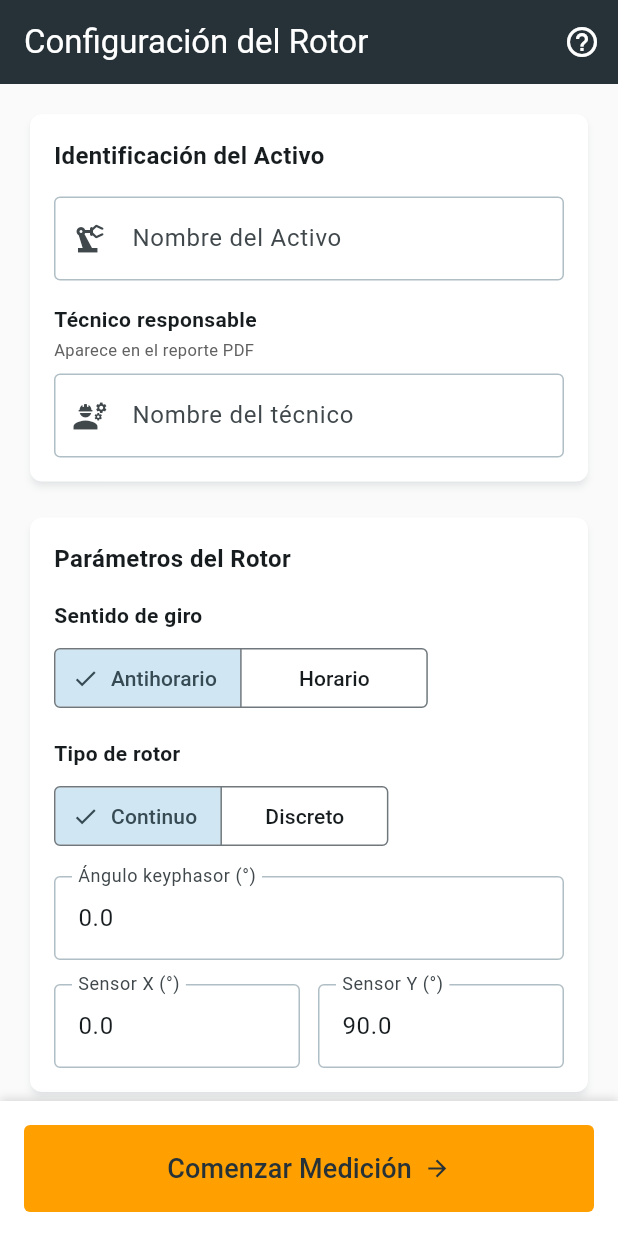
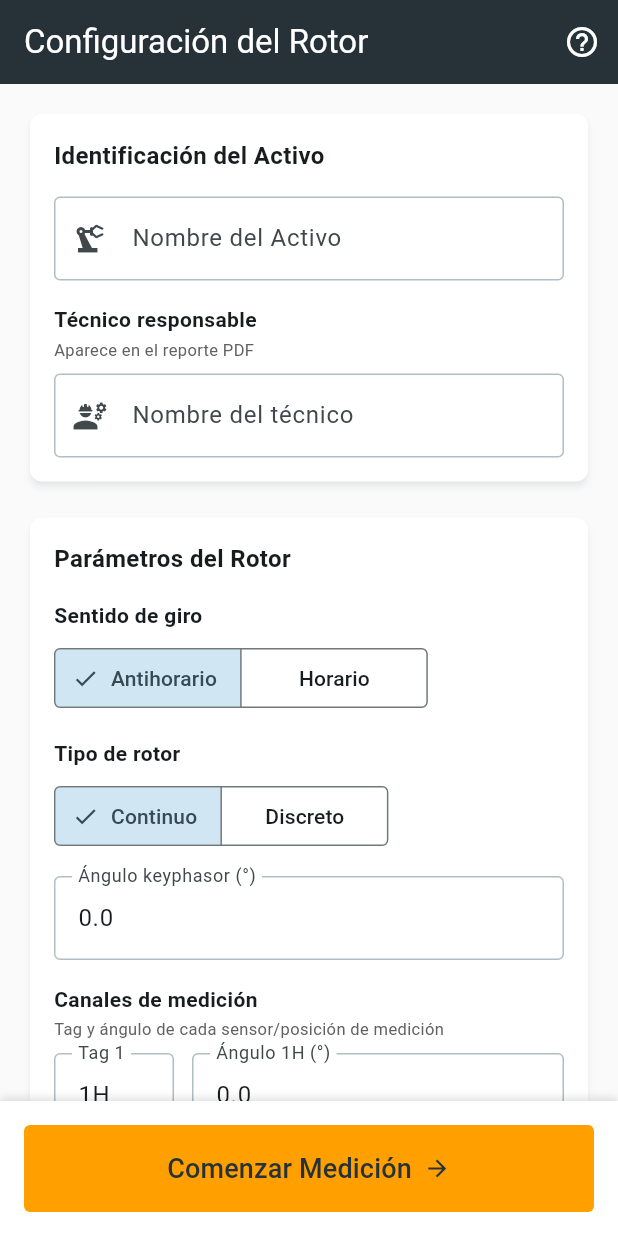
Before and after one commit to a8abhinav02-lgtm/balanceo_app, a Flutter app: the screen it shows after launch, on a phone screen of 412 x 824 dp. Run offline on Flutter 3.47's test engine with Material 3 defaults, Android fonts, the phone set to English and light mode, and no system bars; our stand-ins replace flutter_markdown, pdf, printing, share_plus, shared_preferences; missing offline and left inert: file_saver; project files that could hold a hidden picture were left out.

Commit message:
feat: introduce CanalMedicion model with dynamic tags, migrate RotorConfig with backward compatibility

```diff
--- /dev/null
+++ b/lib/models/canal_medicion.dart
@@ -0,0 +1,56 @@
+/// Modelo de datos flexible para representar un canal/posición de medición.
+///
+/// Reemplaza los campos rígidos `sensorXAngulo`/`sensorYAngulo` del modelo
+/// anterior, permitiendo tags personalizables (ej: "1H", "2V", "DE-H")
+/// que se alinean con la nomenclatura estándar de campo (ISO 21940).
+class CanalMedicion {
+  /// Tag visible para el usuario. Editable libremente.
+  /// Ejemplos: "1H", "2H", "1V", "2V", "DE-H", "NDE-V".
+  String tag;
+
+  /// Ángulo físico de instalación del sensor respecto al eje vertical
+  /// del rotor, en grados (0° = horizontal, 90° = vertical).
+  double angulo;
+
+  /// Identificador del soporte/rodamiento físico (1 o 2).
+  int idSoporte;
+
+  /// Dirección de medición: "H" (horizontal), "V" (vertical),
+  /// "X" o "Y" (para sondas de proximidad).
+  String direccion;
+
+  CanalMedicion({
+    required this.tag,
+    this.angulo = 0,
+    this.idSoporte = 1,
+    this.direccion = 'H',
+  });
+
+  /// Crea una copia independiente del canal.
+  CanalMedicion copy() => CanalMedicion(
+    tag: tag,
+    angulo: angulo,
+    idSoporte: idSoporte,
+    direccion: direccion,
+  );
+
+  Map<String, dynamic> toJson() => {
+    'tag': tag,
+    'angulo': angulo,
+    'idSoporte': idSoporte,
+    'direccion': direccion,
+  };
+
+  factory CanalMedicion.fromJson(Map<String, dynamic> json) => CanalMedicion(
+    tag: json['tag'] as String? ?? '1H',
+    angulo: (json['angulo'] as num? ?? 0).toDouble(),
+    idSoporte: json['idSoporte'] as int? ?? 1,
+    direccion: json['direccion'] as String? ?? 'H',
+  );
+
+  /// Canales por defecto para un nuevo activo (2 soportes, horizontal).
+  static List<CanalMedicion> defaultCanales() => [
+    CanalMedicion(tag: '1H', angulo: 0, idSoporte: 1, direccion: 'H'),
+    CanalMedicion(tag: '2H', angulo: 0, idSoporte: 2, direccion: 'H'),
+  ];
+}
--- a/lib/models/rotor_config.dart
+++ b/lib/models/rotor_config.dart
@@ -1,3 +1,5 @@
+import 'canal_medicion.dart';
+
 enum SentidoGiro { horario, antihorario }
 enum TipoRotor { continuo, discreto }
 enum UnidadVibracion { micras, mils }
@@ -8,18 +10,30 @@ class RotorConfig {
   TipoRotor tipo;
   int numAlabes;
   double keyphasorAngulo;
-  double sensorXAngulo;
-  double sensorYAngulo;
+
+  /// Lista dinámica de canales de medición con tags editables.
+  /// Para el modo actual de 2 sensores, contiene exactamente 2 elementos.
+  List<CanalMedicion> canales;
+
   int numPlanos;
   double limiteVibracion;
 
-  // Nuevos campos para visualización avanzada
+  // Campos para visualización avanzada
   double anguloReferenciaAlabe1;
   bool numeracionHoraria;
   UnidadVibracion unidadVibracion;
 
   /// Nombre del técnico responsable del balanceo (para el reporte PDF).
   String tecnico;
+
+  // ── Getters de compatibilidad ──────────────────────────────────────────
+  // Permiten que el código existente (polar_plot, pdf_export, etc.) siga
+  // funcionando sin modificaciones inmediatas.
+  double get sensorXAngulo => canales.isNotEmpty ? canales[0].angulo : 0;
+  set sensorXAngulo(double v) { if (canales.isNotEmpty) canales[0].angulo = v; }
+
+  double get sensorYAngulo => canales.length > 1 ? canales[1].angulo : 90;
+  set sensorYAngulo(double v) { if (canales.length > 1) canales[1].angulo = v; }
 
   String get unidadStr => unidadVibracion == UnidadVibracion.micras ? 'µm' : 'mils';
 
@@ -29,15 +43,14 @@ class RotorConfig {
     this.tipo = TipoRotor.continuo,
     this.numAlabes = 0,
     this.keyphasorAngulo = 0,
-    this.sensorXAngulo = 0,
-    this.sensorYAngulo = 90,
+    List<CanalMedicion>? canales,
     this.numPlanos = 1,
     this.limiteVibracion = 50,
     this.anguloReferenciaAlabe1 = 0,
     this.numeracionHoraria = false,
     this.unidadVibracion = UnidadVibracion.micras,
     this.tecnico = '',
-  });
+  }) : canales = canales ?? CanalMedicion.defaultCanales();
 
   RotorConfig copyWith({
     String? nombreActivo,
@@ -45,8 +58,7 @@ class RotorConfig {
     TipoRotor? tipo,
     int? numAlabes,
     double? keyphasorAngulo,
-    double? sensorXAngulo,
-    double? sensorYAngulo,
+    List<CanalMedicion>? canales,
     int? numPlanos,
     double? limiteVibracion,
     double? anguloReferenciaAlabe1,
@@ -60,8 +72,7 @@ class RotorConfig {
       tipo: tipo ?? this.tipo,
       numAlabes: numAlabes ?? this.numAlabes,
       keyphasorAngulo: keyphasorAngulo ?? this.keyphasorAngulo,
-      sensorXAngulo: sensorXAngulo ?? this.sensorXAngulo,
-      sensorYAngulo: sensorYAngulo ?? this.sensorYAngulo,
+      canales: canales ?? this.canales.map((c) => c.copy()).toList(),
       numPlanos: numPlanos ?? this.numPlanos,
       limiteVibracion: limiteVibracion ?? this.limiteVibracion,
       anguloReferenciaAlabe1: anguloReferenciaAlabe1 ?? this.anguloReferenciaAlabe1,
@@ -80,8 +91,7 @@ class RotorConfig {
     'tipo': tipo.index,
     'numAlabes': numAlabes,
     'keyphasorAngulo': keyphasorAngulo,
-    'sensorXAngulo': sensorXAngulo,
-    'sensorYAngulo': sensorYAngulo,
+    'canales': canales.map((c) => c.toJson()).toList(),
     'numPlanos': numPlanos,
     'limiteVibracion': limiteVibracion,
     'anguloReferenciaAlabe1': anguloReferenciaAlabe1,
@@ -90,14 +100,35 @@ class RotorConfig {
     'tecnico': tecnico,
   };
 
-  factory RotorConfig.fromJson(Map<String, dynamic> json) => RotorConfig(
+  /// Deserialización con migración retrocompatible.
+  /// Si el JSON contiene los campos antiguos `sensorXAngulo`/`sensorYAngulo`
+  /// (de versiones anteriores), se construyen automáticamente los objetos
+  /// CanalMedicion equivalentes preservando los ángulos del usuario.
+  factory RotorConfig.fromJson(Map<String, dynamic> json) {
+    List<CanalMedicion> canales;
+
+    if (json.containsKey('canales') && json['canales'] is List) {
+      // Formato nuevo: lista de canales serializados
+      canales = (json['canales'] as List)
+          .map((e) => CanalMedicion.fromJson(e as Map<String, dynamic>))
+          .toList();
+    } else {
+      // Formato antiguo: migración automática de sensorXAngulo/sensorYAngulo
+      final anguloX = (json['sensorXAngulo'] as num? ?? 0).toDouble();
+      final anguloY = (json['sensorYAngulo'] as num? ?? 90).toDouble();
+      canales = [
+        CanalMedicion(tag: '1H', angulo: anguloX, idSoporte: 1, direccion: 'H'),
+        CanalMedicion(tag: '2H', angulo: anguloY, idSoporte: 2, direccion: 'H'),
+      ];
+    }
+
+    return RotorConfig(
       nombreActivo: json['nombreActivo'] as String? ?? 'Desconocido',
       sentido: SentidoGiro.values[json['sentido'] as int? ?? 1],
       tipo: TipoRotor.values[json['tipo'] as int? ?? 0],
       numAlabes: json['numAlabes'] as int? ?? 0,
       keyphasorAngulo: (json['keyphasorAngulo'] as num? ?? 0).toDouble(),
-    sensorXAngulo: (json['sensorXAngulo'] as num? ?? 0).toDouble(),
-    sensorYAngulo: (json['sensorYAngulo'] as num? ?? 90).toDouble(),
+      canales: canales,
       numPlanos: json['numPlanos'] as int? ?? 1,
       limiteVibracion: (json['limiteVibracion'] as num? ?? 50).toDouble(),
       anguloReferenciaAlabe1: (json['anguloReferenciaAlabe1'] as num? ?? 0).toDouble(),
@@ -106,3 +137,4 @@ class RotorConfig {
       tecnico: json['tecnico'] as String? ?? '',
     );
   }
+}
--- a/lib/screens/configuracion_screen.dart
+++ b/lib/screens/configuracion_screen.dart
@@ -2,6 +2,7 @@ import 'package:flutter/material.dart';
 import 'package:provider/provider.dart';
 import '../providers/balanceo_provider.dart';
 import '../models/rotor_config.dart';
+import '../models/canal_medicion.dart';
 import '../utils/formatters.dart';
 import 'guia_screen.dart';
 
@@ -22,8 +23,7 @@ class _ConfiguracionScreenState extends State<ConfiguracionScreen> {
   late TipoRotor _tipo;
   late int _numAlabes;
   late double _keyphasor;
-  late double _sensorX;
-  late double _sensorY;
+  late List<CanalMedicion> _canales;
   late int _numPlanos;
   late double _limiteVibracion;
 
@@ -42,8 +42,8 @@ class _ConfiguracionScreenState extends State<ConfiguracionScreen> {
     _tipo = provider.config?.tipo ?? TipoRotor.continuo;
     _numAlabes = provider.config?.numAlabes ?? 0;
     _keyphasor = provider.config?.keyphasorAngulo ?? 0;
-    _sensorX = provider.config?.sensorXAngulo ?? 0;
-    _sensorY = provider.config?.sensorYAngulo ?? 90;
+    _canales = provider.config?.canales.map((c) => c.copy()).toList()
+        ?? CanalMedicion.defaultCanales();
     _numPlanos = provider.config?.numPlanos ?? 1;
     _limiteVibracion = provider.config?.limiteVibracion ?? 50;
     _anguloAlabe1 = provider.config?.anguloReferenciaAlabe1 ?? 0;
@@ -68,8 +68,7 @@ class _ConfiguracionScreenState extends State<ConfiguracionScreen> {
           _tipo = provider.config!.tipo;
           _numAlabes = provider.config!.numAlabes;
           _keyphasor = provider.config!.keyphasorAngulo;
-          _sensorX = provider.config!.sensorXAngulo;
-          _sensorY = provider.config!.sensorYAngulo;
+          _canales = provider.config!.canales.map((c) => c.copy()).toList();
           _numPlanos = provider.config!.numPlanos;
           _limiteVibracion = provider.config!.limiteVibracion;
           _anguloAlabe1 = provider.config!.anguloReferenciaAlabe1;
@@ -263,31 +262,40 @@ class _ConfiguracionScreenState extends State<ConfiguracionScreen> {
                     ),
                     const SizedBox(height: 16),
 
-                    Row(
+                    const Text('Canales de medición', style: TextStyle(fontWeight: FontWeight.bold)),
+                    const SizedBox(height: 2),
+                    const Text('Tag y ángulo de cada sensor/posición de medición', style: TextStyle(fontSize: 11, color: Color(0xFF616161))),
+                    const SizedBox(height: 8),
+                    ...List.generate(_canales.length, (i) {
+                      final canal = _canales[i];
+                      return Padding(
+                        padding: const EdgeInsets.only(bottom: 12),
+                        child: Row(
                           children: [
-                        Expanded(
+                            SizedBox(
+                              width: 80,
                               child: TextFormField(
-                            key: ValueKey('sensorX_${_assetController.text}'),
-                            initialValue: _sensorX.toString(),
-                            keyboardType: const TextInputType.numberWithOptions(decimal: true),
-                            inputFormatters: [AngleInputFormatter()],
-                            decoration: const InputDecoration(labelText: 'Sensor X (°)'),
-                            onChanged: (val) => setState(() => _sensorX = double.tryParse(val) ?? 0),
+                                key: ValueKey('tag_${i}_${_assetController.text}'),
+                                initialValue: canal.tag,
+                                decoration: InputDecoration(labelText: 'Tag ${i + 1}'),
+                                onChanged: (val) => setState(() => canal.tag = val.isNotEmpty ? val : '${i + 1}H'),
                               ),
                             ),
                             const SizedBox(width: 12),
                             Expanded(
                               child: TextFormField(
-                            key: ValueKey('sensorY_${_assetController.text}'),
-                            initialValue: _sensorY.toString(),
+                                key: ValueKey('angulo_${i}_${_assetController.text}'),
+                                initialValue: canal.angulo.toString(),
                                 keyboardType: const TextInputType.numberWithOptions(decimal: true),
                                 inputFormatters: [AngleInputFormatter()],
-                            decoration: const InputDecoration(labelText: 'Sensor Y (°)'),
-                            onChanged: (val) => setState(() => _sensorY = double.tryParse(val) ?? 0),
+                                decoration: InputDecoration(labelText: 'Ángulo ${canal.tag} (°)'),
+                                onChanged: (val) => setState(() => canal.angulo = double.tryParse(val) ?? 0),
                               ),
                             ),
                           ],
                         ),
+                      );
+                    }),
                   ],
                 ),
               ),
@@ -365,8 +373,7 @@ class _ConfiguracionScreenState extends State<ConfiguracionScreen> {
                       tipo: _tipo,
                       numAlabes: _numAlabes,
                       keyphasorAngulo: _keyphasor,
-                      sensorXAngulo: _sensorX,
-                      sensorYAngulo: _sensorY,
+                      canales: _canales.map((c) => c.copy()).toList(),
                       numPlanos: _numPlanos,
                       limiteVibracion: _limiteVibracion,
                       anguloReferenciaAlabe1: _anguloAlabe1,
@@ -397,8 +404,7 @@ class _ConfiguracionScreenState extends State<ConfiguracionScreen> {
                   tipo: _tipo,
                   numAlabes: _numAlabes,
                   keyphasorAngulo: _keyphasor,
-                  sensorXAngulo: _sensorX,
-                  sensorYAngulo: _sensorY,
+                  canales: _canales.map((c) => c.copy()).toList(),
                   numPlanos: _numPlanos,
                   limiteVibracion: _limiteVibracion,
                   anguloReferenciaAlabe1: _anguloAlabe1,
```
Also changed, not shown: 1 other file. Lines whose indentation alone changed are shown as unchanged.
